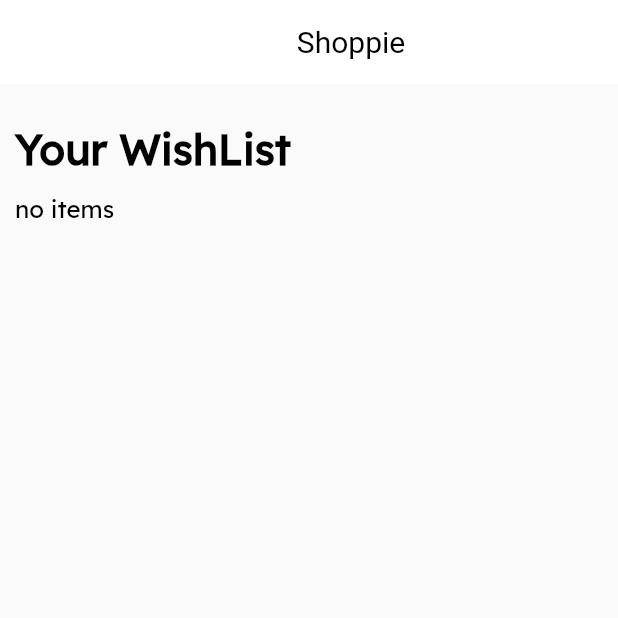
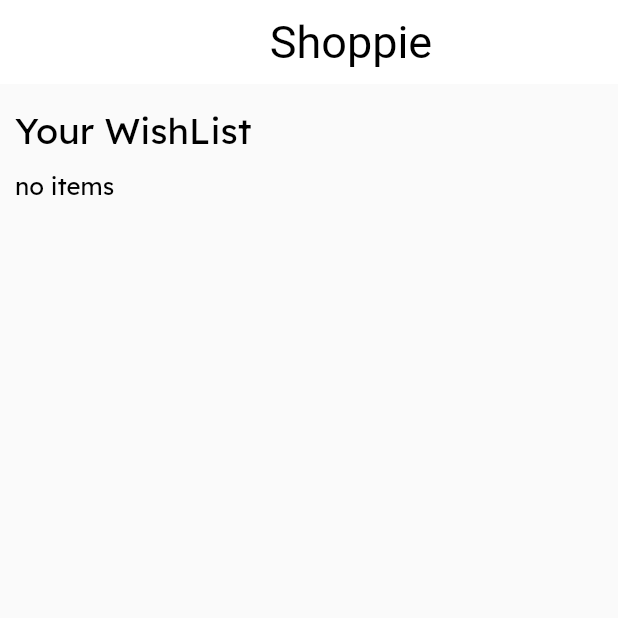
Before and after one commit to MohanadAbdallah-mv/ecommerce, a Flutter app: the WishList screen opened directly with empty values, on a phone screen of 412 x 824 dp, the top half of it. Run offline on Flutter 3.47's test engine with Material 2 defaults, Android fonts, the phone set to English and light mode, and no system bars; our stand-ins replace cloud_firestore, either_dart, firebase_auth, firebase_core, flutter_svg, google_fonts and 1 more; accounts and stored records are empty; Roboto replaces fonts that are missing (Sarina).

```diff
--- a/lib/views/home.dart
+++ b/lib/views/home.dart
@@ -107,7 +107,7 @@ class _HomePageState extends State<HomePage> {
             "Shoppie",
             style: GoogleFonts.sarina(
                 textStyle: TextStyle(
-                    color: AppTitleColor, fontWeight: FontWeight.w400)),
+                    color: AppTitleColor, fontWeight: FontWeight.w400,fontSize: 30)),
           ),
         ),
         elevation: 0.0,
--- a/lib/views/profile.dart
+++ b/lib/views/profile.dart
@@ -26,7 +26,7 @@ class _ProfileState extends State<Profile> {
               "Shoppie",
               style: GoogleFonts.sarina(
                   textStyle: TextStyle(
-                      color: AppTitleColor, fontWeight: FontWeight.w400)),
+                      color: AppTitleColor, fontWeight: FontWeight.w400,fontSize: 30)),
             ),
           ),
           elevation: 0.0,
--- a/lib/views/wishlist.dart
+++ b/lib/views/wishlist.dart
@@ -48,7 +48,7 @@ class _WishListState extends State<WishList> {
               "Shoppie",
               style: GoogleFonts.sarina(
                   textStyle: TextStyle(
-                      color: AppTitleColor, fontWeight: FontWeight.w400)),
+                      color: AppTitleColor, fontWeight: FontWeight.w400,fontSize: 30)),
             ),
           ),
           elevation: 0.0,
@@ -56,7 +56,7 @@ class _WishListState extends State<WishList> {
         ),
         body: SingleChildScrollView(
           child: Container(
-            padding: EdgeInsets.all(10),
+            padding: EdgeInsets.only(right: 10,left: 10),
             child: Column(
               mainAxisSize: MainAxisSize.min,
               children: [
@@ -67,8 +67,8 @@ class _WishListState extends State<WishList> {
                       CustomText(
                         text: "Your WishList",
                         color: AppTitleColor,
-                        fontWeight: FontWeight.w700,
-                        size: 28,
+                        fontWeight: FontWeight.w400,
+                        size: 24,
                       ),
                     ],
                   ),
@@ -106,6 +106,7 @@ class _WishListState extends State<WishList> {
                     },
                   ),
                 ),
+
               ],
             ),
           ),
```
Also changed, not shown: lib/views/cart.dart (+45 -10 lines), 1 other file.
